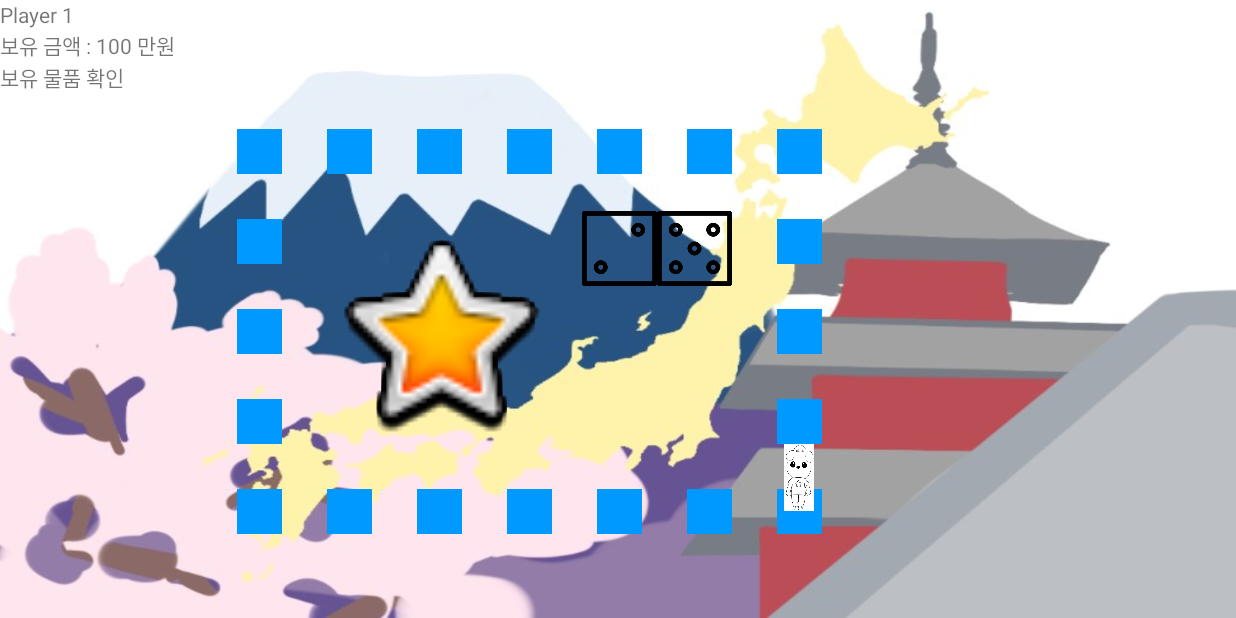
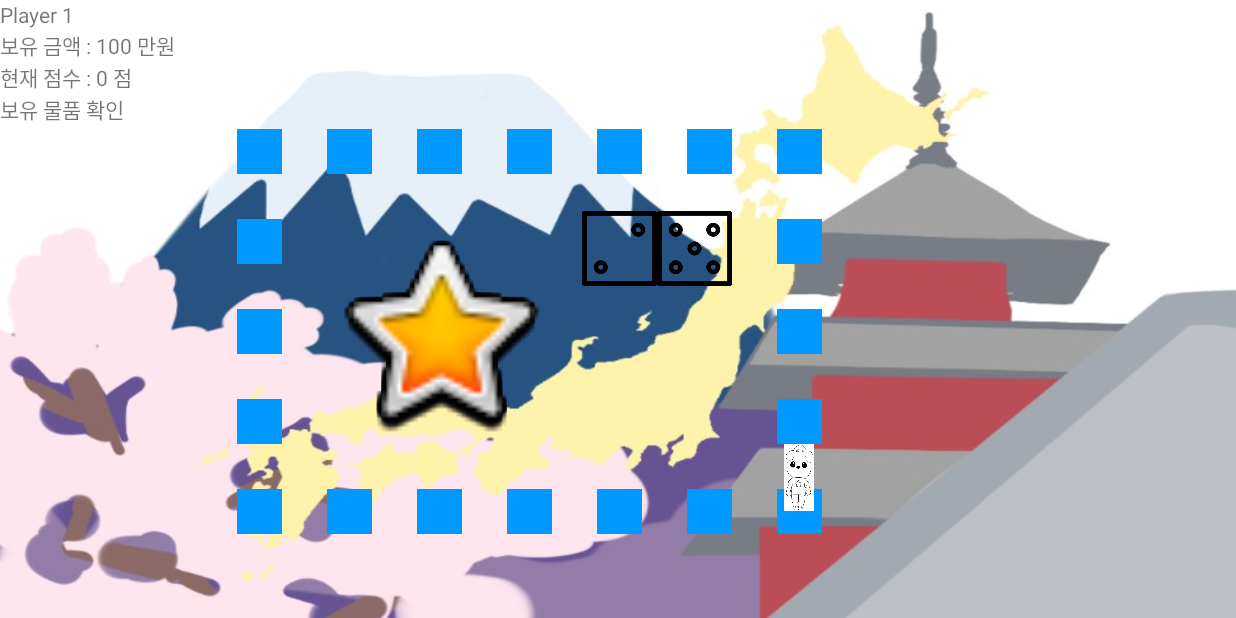
Before and after one commit to sosuch/TraMarvel, an Android app: the JapanActivity screen opened directly, with no data from a screen before it, on a phone screen of 824 x 412 dp (held sideways). Run offline under Robolectric (Android 15) with nearby library versions, the phone set to English and light mode, and no system bars; our stand-ins replace ButterKnife.

```diff
--- a/app/src/main/java/kr/co/ezenac/sosuch/tramarvel/model/Score.java
+++ b/app/src/main/java/kr/co/ezenac/sosuch/tramarvel/model/Score.java
@@ -5,7 +5,7 @@ package kr.co.ezenac.sosuch.tramarvel.model;
  */
 
 public class Score {
-    private Integer totalscore;
+    private Integer totalscore = 0;
 
     public Integer getTotalscore() {
         return totalscore;
--- a/app/src/main/java/kr/co/ezenac/sosuch/tramarvel/model/Tile.java
+++ b/app/src/main/java/kr/co/ezenac/sosuch/tramarvel/model/Tile.java
@@ -1,6 +1,8 @@
 package kr.co.ezenac.sosuch.tramarvel.model;
 
 import android.widget.ImageView;
+
+import java.util.ArrayList;
 
 /**
  * Created by Administrator on 2018-02-09.
@@ -10,8 +12,21 @@ public class Tile {
     private Integer id;
     private String city_name;
     private String product_name;
+    private Integer product_score;
     private Integer product_price;
+
+
+
     private String picture;
+
+    public Tile(Integer id, String city_name, String product_name, Integer product_score, Integer product_price, String picture) {
+        this.id = id;
+        this.city_name = city_name;
+        this.product_name = product_name;
+        this.product_score = product_score;
+        this.product_price = product_price;
+        this.picture = picture;
+    }
 
     public Integer getId() {
         return id;
@@ -37,6 +52,14 @@ public class Tile {
         this.product_name = product_name;
     }
 
+    public Integer getProduct_score() {
+        return product_score;
+    }
+
+    public void setProduct_score(Integer product_score) {
+        this.product_score = product_score;
+    }
+
     public Integer getProduct_price() {
         return product_price;
     }
@@ -53,6 +76,4 @@ public class Tile {
         this.picture = picture;
     }
 
-    public Tile() {
-    }
 }
--- a/app/src/main/res/layout/activity_japan.xml
+++ b/app/src/main/res/layout/activity_japan.xml
@@ -806,6 +806,28 @@
 
         </LinearLayout>
 
+        <LinearLayout
+            android:layout_width="wrap_content"
+            android:layout_height="wrap_content">
+
+            <TextView
+                android:layout_width="wrap_content"
+                android:layout_height="wrap_content"
+                android:text="현재 점수 : "/>
+
+            <TextView
+                android:id="@+id/txt_score"
+                android:layout_width="wrap_content"
+                android:layout_height="wrap_content"
+                android:text="0"/>
+
+            <TextView
+                android:layout_width="wrap_content"
+                android:layout_height="wrap_content"
+                android:text=" 점"/>
+
+        </LinearLayout>
+
         <TextView
             android:id="@+id/txt_object"
             android:layout_width="wrap_content"
```
Also changed, not shown: app/src/main/java/kr/co/ezenac/sosuch/tramarvel/JapanActivity.java (+33 -27 lines).
